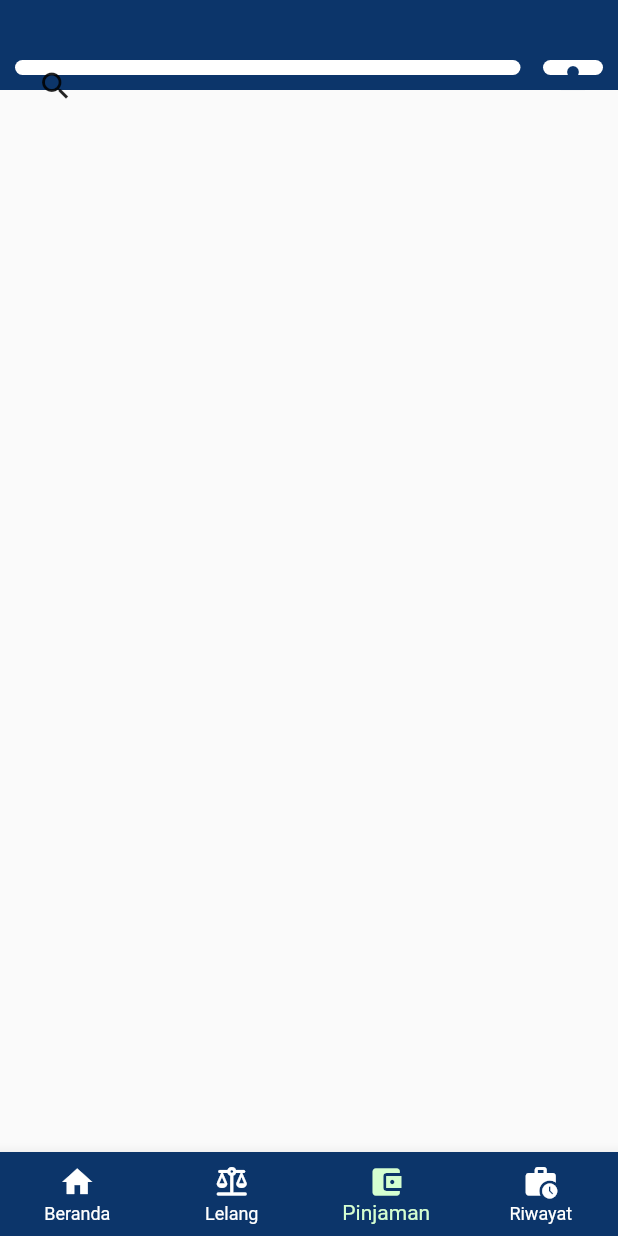
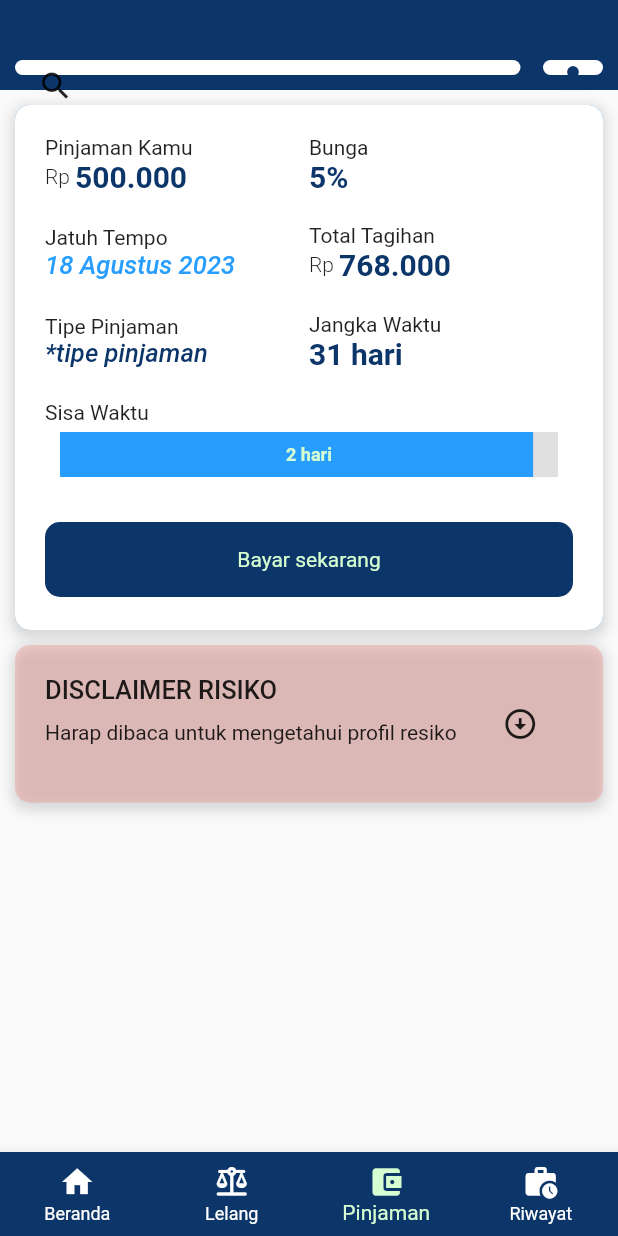
Before and after one commit to ivandohan/trade_app_freelance, a Flutter app: the screen it shows after launch, item 3 of the bottom bar chosen, on a phone screen of 412 x 824 dp. Run offline on Flutter 3.47's test engine with Material 2 defaults, Android fonts, the phone set to English and light mode, and no system bars; drawn by our look-alikes of percent_indicator; network calls fail.

Commit message:
Half of Debt Screen Finished

```diff
--- /dev/null
+++ b/lib/screens/debt_screen.dart
@@ -0,0 +1,299 @@
+import 'package:flutter/material.dart';
+import 'package:percent_indicator/linear_percent_indicator.dart';
+
+class DebtScreen extends StatelessWidget {
+  const DebtScreen({Key? key}) : super(key: key);
+
+  @override
+  Widget build(BuildContext context) {
+    return SingleChildScrollView(
+      child: Container(
+        padding: const EdgeInsets.all(10),
+        child: Column(
+          crossAxisAlignment: CrossAxisAlignment.start,
+          children: [
+            Row(
+              children: [
+                Expanded(
+                  child: Container(
+                    decoration: BoxDecoration(
+                      color: Colors.blue,
+                      borderRadius: BorderRadius.circular(10),
+                    ),
+                    child: Row(
+                      children: [
+                        Expanded(
+                          child: Container(
+                            padding: const EdgeInsets.all(20),
+                            height: 350,
+                            decoration: BoxDecoration(
+                              color: Colors.white,
+                              borderRadius: BorderRadius.circular(10),
+                              boxShadow: [
+                                BoxShadow(
+                                  color: Colors.grey.withOpacity(0.4), // Warna bayangan
+                                  spreadRadius: 2, // Radius sebaran bayangan
+                                  blurRadius: 7, // Radius blur bayangan
+                                  offset: Offset(0, 3), // Posisi offset bayangan (x, y)
+                                ),
+                              ],
+                            ),
+                            child: Column(
+                              crossAxisAlignment: CrossAxisAlignment.start,
+                              children: [
+                                Row(
+                                  children: [
+                                    Expanded(
+                                      child: Column(
+                                        crossAxisAlignment: CrossAxisAlignment.start,
+                                        children: [
+                                          const Text("Pinjaman Kamu"),
+                                          Row(
+                                            children: const [
+                                              Text(
+                                                "Rp ",
+                                                style: TextStyle(
+                                                  fontWeight: FontWeight.w300,
+                                                ),
+                                              ),
+                                              Text(
+                                                "500.000",
+                                                style: TextStyle(
+                                                  fontWeight: FontWeight.w700,
+                                                  fontSize: 20,
+                                                  color: Color(0xFF0C356A),
+                                                ),
+                                              ),
+                                            ],
+                                          ),
+                                        ],
+                                      ),
+                                    ),
+                                    Expanded(
+                                      child: Column(
+                                        crossAxisAlignment: CrossAxisAlignment.start,
+                                        children: const [
+                                          Text(
+                                              "Bunga"
+                                          ),
+                                          Text(
+                                            '5%',
+                                            style: TextStyle(
+                                              fontWeight: FontWeight.w700,
+                                              fontSize: 20,
+                                              color: Color(0xFF0C356A),
+                                            ),
+                                          ),
+                                        ],
+                                      ),
+                                    )
+                                  ],
+                                ),
+                                const SizedBox(height: 20,),
+                                Row(
+                                  children: [
+                                    Expanded(
+                                      child: Column(
+                                        mainAxisAlignment: MainAxisAlignment.start,
+                                        crossAxisAlignment: CrossAxisAlignment.start,
+                                        children: const [
+                                          Text(
+                                            "Jatuh Tempo",
+                                          ),
+                                          Text(
+                                            "18 Agustus 2023",
+                                            style: TextStyle(
+                                                fontStyle: FontStyle.italic,
+                                                fontWeight: FontWeight.w500,
+                                                fontSize: 17,
+                                                color: Color(0xFF279EFF)
+                                            ),
+                                          ),
+                                        ],
+                                      ),
+                                    ),
+                                    Expanded(
+                                      child: Column(
+                                        crossAxisAlignment: CrossAxisAlignment.start,
+                                        children: [
+                                          const Text("Total Tagihan"),
+                                          Row(
+                                            children: const [
+                                              Text(
+                                                "Rp ",
+                                                style: TextStyle(
+                                                  fontWeight: FontWeight.w300,
+                                                ),
+                                              ),
+                                              Text(
+                                                "768.000",
+                                                style: TextStyle(
+                                                  fontWeight: FontWeight.w700,
+                                                  fontSize: 20,
+                                                  color: Color(0xFF0C356A),
+                                                ),
+                                              ),
+                                            ],
+                                          ),
+                                        ],
+                                      ),
+                                    ),
+                                  ],
+                                ),
+                                const SizedBox(height: 20,),
+                                Row(
+                                  children: [
+                                    Expanded(
+                                      child: Column(
+                                        mainAxisAlignment: MainAxisAlignment.start,
+                                        crossAxisAlignment: CrossAxisAlignment.start,
+                                        children: const [
+                                          Text(
+                                            "Tipe Pinjaman",
+                                          ),
+                                          Text(
+                                            "*tipe pinjaman",
+                                            style: TextStyle(
+                                                fontStyle: FontStyle.italic,
+                                                fontWeight: FontWeight.w500,
+                                                fontSize: 17,
+                                                color: Color(0xFF0C356A),
+                                            ),
+                                          ),
+                                        ],
+                                      ),
+                                    ),
+                                    Expanded(
+                                      child: Column(
+                                        crossAxisAlignment: CrossAxisAlignment.start,
+                                        children: const [
+                                          Text("Jangka Waktu"),
+                                          Text(
+                                            "31 hari",
+                                            style: TextStyle(
+                                              fontWeight: FontWeight.w700,
+                                              fontSize: 20,
+                                              color: Color(0xFF0C356A),
+                                            ),
+                                          ),
+                                        ],
+                                      ),
+                                    ),
+                                  ],
+                                ),
+                                const SizedBox(height: 20,),
+                                Text("Sisa Waktu"),
+                                const SizedBox(height: 5,),
+                                Row(
+                                  children: [
+                                    Expanded(
+                                      child: Container(
+                                          child: LinearPercentIndicator(
+                                            animation: true,
+                                            animationDuration: 1000,
+                                            lineHeight: 30.0,
+                                            percent: 0.95,
+                                            center: const Text(
+                                              "2 hari",
+                                              style: TextStyle(
+                                                fontSize: 12.0,
+                                                fontWeight: FontWeight.w600,
+                                                color: Color(0xFFD5FFD0),
+                                              ),
+                                            ),
+                                            progressColor: Color(0xFF279EFF),
+                                            backgroundColor: Colors.grey[300],
+                                          )
+                                      ),
+                                    ),
+                                  ],
+                                ),
+                                const SizedBox(height: 30,),
+                                Row(
+                                  children: [
+                                    Expanded(
+                                      child: GestureDetector(
+                                        onTap: () {},
+                                        child: Container(
+                                          height: 50,
+                                          decoration: BoxDecoration(
+                                            color: Color(0xFF0C356A),
+                                            borderRadius: BorderRadius.circular(10),
+                                          ),
+                                          child: Center(
+                                            child: Text("Bayar sekarang", style: TextStyle(color: Color(0xFFD5FFD0), ),),
+                                          ),
+                                        ),
+                                      ),
+                                    )
+                                  ],
+                                ),
+                              ],
+                            ),
+                          ),
+                        ),
+                      ],
+                    ),
+                  ),
+                ),
+              ],
+            ),
+            const SizedBox(height: 10,),
+            Row(
+              mainAxisAlignment: MainAxisAlignment.spaceBetween,
+              crossAxisAlignment: CrossAxisAlignment.start,
+              children: [
+                Expanded(
+                  child: Container(
+                    padding: const EdgeInsets.all(20),
+                    height: 105,
+                    decoration: BoxDecoration(
+                      color: Colors.red.withOpacity(0.2),
+                      borderRadius: BorderRadius.circular(10),
+                      boxShadow: [
+                        BoxShadow(
+                          color: Colors.grey.withOpacity(0.4), // Warna bayangan
+                          spreadRadius: 2, // Radius sebaran bayangan
+                          blurRadius: 7, // Radius blur bayangan
+                          offset: Offset(0, 3), // Posisi offset bayangan (x, y)
+                        ),
+                      ],
+                    ),
+                    child: Row(
+                      children: [
+                        Expanded(
+                          flex: 4,
+                          child: Column(
+                            crossAxisAlignment: CrossAxisAlignment.start,
+                            children: [
+                              Text(
+                                  "DISCLAIMER RISIKO",
+                                style: TextStyle(
+                                  fontWeight: FontWeight.w500,
+                                  fontSize: 17,
+                                ),
+                              ),
+                              const SizedBox(height: 10,),
+                              Text(
+                                "Harap dibaca untuk mengetahui profil resiko"
+                              ),
+                            ],
+                          ),
+                        ),
+                        Expanded(
+                          child: SizedBox(
+                            child: Icon(Icons.arrow_circle_down),
+                          ),
+                        ),
+                      ],
+                    ),
+                  ),
+                )
+              ],
+            ),
+          ],
+        ),
+      ),
+    );
+  }
+}
--- a/lib/screens/initial_screen.dart
+++ b/lib/screens/initial_screen.dart
@@ -1,5 +1,6 @@
 import 'package:flutter/material.dart';
 import 'package:trade_app/screens/auction_screen.dart';
+import 'package:trade_app/screens/debt_screen.dart';
 import 'package:trade_app/screens/home_screen.dart';
 import 'package:trade_app/widgets/home_widgets/home_appbar_widget.dart';
 import 'package:trade_app/widgets/home_widgets/home_bottom_bar_widget.dart';
@@ -18,7 +19,7 @@ class _InitialScreenState extends State<InitialScreen> {
   List mainScreens = [
     HomeScreen(),
     AuctionScreen(),
-    Container(),
+    DebtScreen(),
     Container(),
   ];
 
--- a/pubspec.yaml
+++ b/pubspec.yaml
@@ -35,6 +35,7 @@ dependencies:
   # The following adds the Cupertino Icons font to your application.
   # Use with the CupertinoIcons class for iOS style icons.
   cupertino_icons: ^1.0.2
+  percent_indicator: ^4.2.3
 
 dev_dependencies:
   flutter_test:
```
Also changed, not shown: pubspec.lock.
